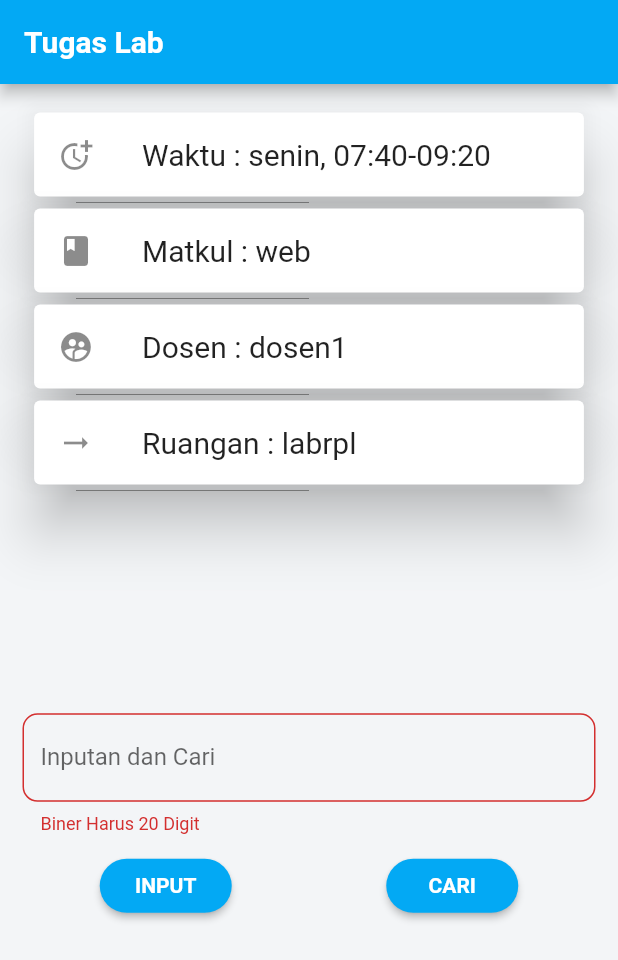
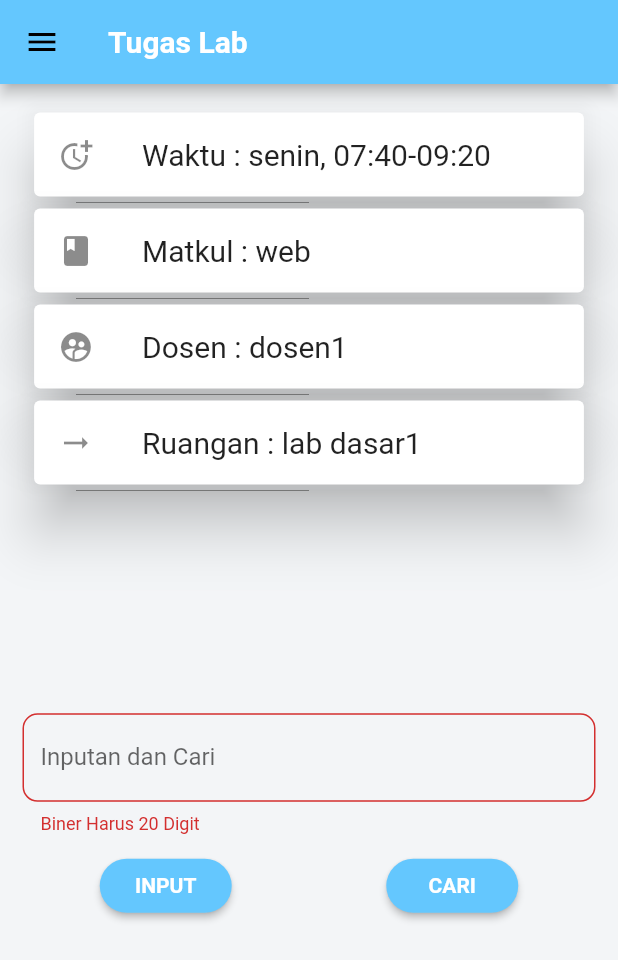
Before and after one commit to alwijein/Tugas-001-App, a Flutter app: the screen it shows after launch, after a tap on "CARI", on a phone screen of 412 x 824 dp. Shown: the top 960 px of the screen. Run offline on Flutter 3.47's test engine with Material 2 defaults, Android fonts, the phone set to English and light mode, and no system bars; Roboto replaces fonts that are missing (Redressed-Regular).

```diff
--- a/lib/main.dart
+++ b/lib/main.dart
@@ -12,7 +12,7 @@ class MyApp extends StatelessWidget {
       title: "Tugas Lab",
       debugShowCheckedModeBanner: false,
       theme: ThemeData(
-        primaryColor: Colors.lightBlue,
+        primaryColor: Color(0xFF64C7FE),
         accentColor: Colors.white,
         scaffoldBackgroundColor: Color(0xFFF3F5F7),
       ),
--- a/lib/method/konversi-des.dart
+++ b/lib/method/konversi-des.dart
@@ -1,16 +1,25 @@
 import 'dart:math' show pow;
 
-int konversiDes(double bin) {
-  double sisa;
-  double hasil;
-  hasil = 0.0;
+int konversiDes(int bin) {
+  // double sisa;
+  // double hasil;
+  // hasil = 0.0;
+  // int pangkat = 0;
+  // while (bin >= 1) {
+  //   sisa = bin % 2;
+  //   hasil += sisa * pow(2, pangkat);
+  //   // ignore: unnecessary_cast
+  //   bin = (bin / 10) as double;
+  //   pangkat++;
+  // }
+  // return hasil.round();
+  int hasil;
+  int hasil2;
   int pangkat = 0;
-  while (bin >= 1) {
-    sisa = bin % 2;
-    hasil += sisa * pow(2, pangkat);
-    // ignore: unnecessary_cast
-    bin = (bin / 10) as double;
+  for (var j = 0; j < 4; j++) {
+    hasil = bin * pow(2, pangkat);
+    hasil2 = hasil2 + hasil;
     pangkat++;
   }
-  return hasil.round();
+  return hasil2;
 }
--- a/lib/screens/home/home-screens.dart
+++ b/lib/screens/home/home-screens.dart
@@ -1,5 +1,5 @@
 import 'package:flutter/material.dart';
-import 'package:algoritma_genetika/method/konversi-des.dart';
+import 'dart:math' show pow;
 
 class HomeScreen extends StatefulWidget {
   @override
@@ -10,11 +10,12 @@ class _HomeScreenState extends State<HomeScreen> {
   TextEditingController controller1 = new TextEditingController();
   final GlobalKey<ScaffoldState> _scaffoldKey = new GlobalKey<ScaffoldState>();
 
-  List crhomosome = new List(15);
+  List crhomosome = new List(16);
   List hasil = new List(5);
-  List subSub = new List(5);
-  List atoiX = new List(5);
-  bool chek = false;
+  List subSub = new List(20);
+  // List subSubOne = new List(20);
+  List atoiX = new List(20);
+
   var mataKuliah = [
     "web",
     "jarkom",
@@ -26,7 +27,12 @@ class _HomeScreenState extends State<HomeScreen> {
     "Pengantar Pemrograman",
     "Pemrograman Terstruktur",
     "APL",
-    "SPK"
+    "SPK",
+    "matematika dasar",
+    "statistika",
+    "robotika",
+    "algoritma",
+    "fisika"
   ];
   var dosen = [
     "dosen1",
@@ -39,7 +45,12 @@ class _HomeScreenState extends State<HomeScreen> {
     "dosen8",
     "dosen9",
     "dosen10",
-    "dosen11"
+    "dosen11",
+    "dosen12",
+    "dosen13",
+    "dosen14",
+    "dosen15",
+    "dosen16"
   ];
   var kelas = [
     "A1",
@@ -53,41 +64,56 @@ class _HomeScreenState extends State<HomeScreen> {
     "A9",
     "B1",
     "B2",
+    "B3",
+    "B4",
+    "B5",
+    "B6",
+    "B7"
   ];
   var waktu = [
     "senin, 07:40-09:20",
+    "senin, 09:20-11:00",
     "senin, 13:00-14:40",
     "senin, 14:40-16:20",
     "selasa, 07:40-09:20",
+    "selasa, 09:20-11:00",
     "selasa, 13:00-14:40",
     "selasa, 14:40-16:20",
     "rabu, 07:40-09:20",
+    "rabu, 09:20-11:00",
     "rabu, 13:00-14:40",
     "rabu, 14:40-16:20",
     "kamis, 07:40-09:20",
+    "kamis, 09:20-11:00",
+    "kamis, 13:00-14:40",
     "kamis, 13:00-14:40"
   ];
   var ruangan = [
-    "labrpl",
-    "labjarkom",
-    "labdasar",
-    "labindustri",
-    "labmultimedia",
-    "labriset",
-    "labrplbaru",
-    "ruanglab",
-    "labjaringanbaru",
-    "labfikom",
-    "labrobotika"
+    "lab dasar1",
+    "lab dasar2",
+    "lab dasar3",
+    "lab dasar4",
+    "lab jaringan1",
+    "lab jaringan2",
+    "lab jaringan3",
+    "lab jaringan4",
+    "lab multimedia1",
+    "lab multimedia2",
+    "lab multimedia3",
+    "lab multimedia4",
+    "lab micro1",
+    "lab micro2",
+    "lab micro3",
+    "lab micro4"
   ];
-  int startIndex = 0;
-  int endIndex = 4;
+
   int x = 0;
   var nol = 0;
   var satu = 0;
   var dua = 0;
   var tiga = 0;
   var empat = 0;
+  var cari;
   @override
   Widget build(BuildContext context) {
     return Scaffold(
@@ -98,7 +124,36 @@ class _HomeScreenState extends State<HomeScreen> {
           "Tugas Lab",
           style: TextStyle(
               color: Theme.of(context).accentColor,
+              fontFamily: 'Redressed-Regular',
               fontWeight: FontWeight.bold),
+        ),
+      ),
+      drawer: Drawer(
+        child: ListView(
+          children: <Widget>[
+            DrawerHeader(
+              padding: EdgeInsets.all(30.0),
+              child: Container(
+                margin: EdgeInsets.all(30.0),
+                child: Text(
+                  "List Inputan",
+                  style: TextStyle(
+                      color: Theme.of(context).accentColor,
+                      fontWeight: FontWeight.bold,
+                      fontSize: 30.0),
+                ),
+              ),
+              decoration: BoxDecoration(color: Theme.of(context).primaryColor),
+            ),
+            for (int i = 0; i < x; i++)
+              ListTile(
+                leading: Icon(Icons.data_usage),
+                title: Text(crhomosome[i]),
+                // onTap: () {
+                //   controller1.text = crhomosome[i];
+                // },
+              ),
+          ],
         ),
       ),
       body: SafeArea(
@@ -120,11 +175,8 @@ class _HomeScreenState extends State<HomeScreen> {
                         Column(
                           crossAxisAlignment: CrossAxisAlignment.start,
                           children: [
-                            if (chek == true)
-                              Text("Lol")
-                            else
-                              for (int i = 0; i < 15; i++)
-                                if (controller1.text == crhomosome[i])
+                            for (int i = 0; i < x; i++)
+                              if (cari == crhomosome[i])
                                 Card(
                                   elevation: 16,
                                   child: ListTile(
@@ -180,40 +232,6 @@ class _HomeScreenState extends State<HomeScreen> {
                         ),
                       ],
                     )),
-                // Row(
-                //   mainAxisAlignment: MainAxisAlignment.spaceBetween,
-                //   children: [
-                // Container(
-                //   padding: EdgeInsets.all(10.0),
-                //   width: MediaQuery.of(context).size.width / 1.1,
-                //   height: MediaQuery.of(context).size.height / 3,
-                //   decoration: BoxDecoration(
-                //     borderRadius: BorderRadius.circular(10.0),
-                //     color: Theme.of(context).accentColor,
-                //     boxShadow: [
-                //       BoxShadow(
-                //         color: Colors.grey.withOpacity(0.5),
-                //         spreadRadius: 5,
-                //         blurRadius: 5,
-                //         offset: Offset(0, 3),
-                //       ),
-                //     ],
-                //   ),
-                //   child: ListView(
-                //     children: <Widget>[
-                //       Column(
-                //         crossAxisAlignment: CrossAxisAlignment.start,
-                //         children: [
-                //           for (var i = 0; i < x; i++)
-                //             Text(crhomosome[i].toString())
-                //         ],
-                //       )
-                //     ],
-                //   ),
-                //   // child: ListView,
-                // ),
-                //   ],
-                // ),
                 SizedBox(
                   height: 30.0,
                 ),
@@ -293,23 +311,34 @@ class _HomeScreenState extends State<HomeScreen> {
                       onPressed: () {
                         setState(() {
                           for (var i = 0; i < x; i++) {
-                            startIndex = 0;
-                            endIndex = 4;
-                            for (int j = 0; j < 5; j++) {
+                            int startIndex = 0;
+                            int endIndex = 1;
+                            for (int j = 0; j < 20; j++) {
                               subSub[j] =
                                   crhomosome[i].substring(startIndex, endIndex);
-                              startIndex = startIndex + 4;
-                              endIndex = endIndex + 4;
+                              startIndex = startIndex + 1;
+                              endIndex = endIndex + 1;
                             }
                           }
-
-                          for (int i = 0; i < 5; i++) {
-                            atoiX[i] = double.parse(subSub[i]);
+                          for (int i = 0; i < 20; i++) {
+                            atoiX[i] = int.parse(subSub[i]);
+                          }
+                          int n = 0;
+                          for (var i = 0; i < 20; i += 4) {
+                            int x1 = 0;
+                            int x2 = 0;
+                            int pangkat = 0;
+                            for (var j = 0; j < 4; j++) {
+                              x1 = atoiX[j] * pow(2, pangkat);
+                              x2 = x2 + x1;
+                              pangkat++;
+                            }
+                            hasil[n] = x2;
+                            n++;
                           }
 
-                          for (int i = 0; i < 5; i++) {
-                            hasil[i] = konversiDes(atoiX[i]);
-                          }
+                          cari = controller1.text;
+
                           nol = hasil[0];
                           satu = hasil[1];
                           dua = hasil[2];
```
Also changed, not shown: pubspec.yaml (+6 -5 lines), assets/fonts/Milky_Matcha.otf (added), assets/fonts/Nexa-Bold.otf (added), assets/fonts/Nexa-Light.otf (added), assets/fonts/Redressed-Regular.ttf (added). Lines whose indentation alone changed are shown as unchanged.
